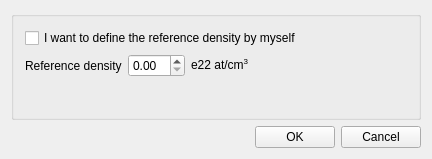
First picture: the form in ui_files/ui_reference_density_dialog.ui, repository JYU-IBA/potku, before the edit.
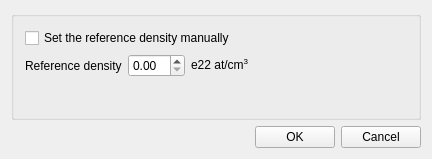
Second picture: the form after the edit.

Commit message: Two changes (fix a crash when the current simulation has no recoil elements):  - recoil_atom_distribution.py: Add a warning box and remove a "missing button" feature  - reference_density_dialog.py: Remove unused properties and add a warning box

```diff
--- a/ui_files/ui_reference_density_dialog.ui
+++ b/ui_files/ui_reference_density_dialog.ui
@@ -46,7 +46,7 @@
         <item>
          <widget class="QCheckBox" name="userSelectionCheckBox">
           <property name="text">
-           <string>I want to define the reference density by myself</string>
+           <string>Set the reference density manually</string>
           </property>
          </widget>
         </item>
```
The commit also changes 2 other files.
